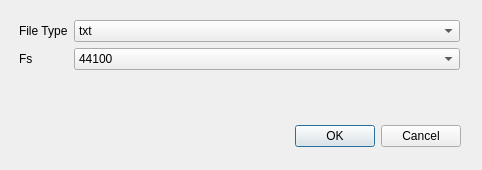
Old version of the form src/main/python/ui/loadMeasurements.ui in the repository 3ll3d00d/pypolarmap.
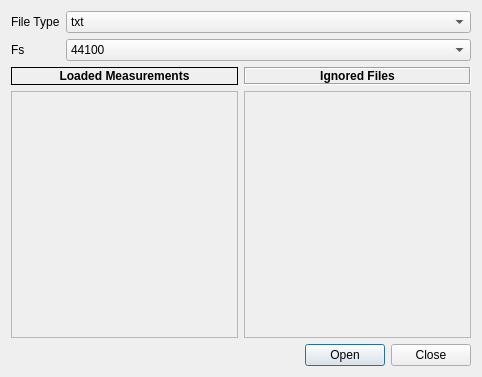
New version of the form.

Commit message:
provide a way to see what happens if we fail to load some data for some reason
add a log viewer and a dialog for unexpected exceptions

Diff of the .ui file:
```diff
--- a/src/main/python/ui/loadMeasurements.ui
+++ b/src/main/python/ui/loadMeasurements.ui
@@ -7,7 +7,7 @@
     <x>0</x>
     <y>0</y>
     <width>482</width>
-    <height>170</height>
+    <height>377</height>
    </rect>
   </property>
   <property name="windowTitle">
@@ -16,31 +16,18 @@
   <property name="modal">
    <bool>true</bool>
   </property>
+  <layout class="QGridLayout" name="gridLayout" rowstretch="0,0,0,0,0,0" columnstretch="0">
+   <item row="5" column="0">
   <widget class="QDialogButtonBox" name="buttonBox">
-   <property name="geometry">
-    <rect>
-     <x>120</x>
-     <y>120</y>
-     <width>341</width>
-     <height>32</height>
-    </rect>
-   </property>
    <property name="orientation">
     <enum>Qt::Horizontal</enum>
    </property>
    <property name="standardButtons">
-    <set>QDialogButtonBox::Cancel|QDialogButtonBox::Ok</set>
-   </property>
-  </widget>
-  <widget class="QWidget" name="formLayoutWidget">
-   <property name="geometry">
-    <rect>
-     <x>19</x>
-     <y>20</y>
-     <width>441</width>
-     <height>81</height>
-    </rect>
-   </property>
+      <set>QDialogButtonBox::Close|QDialogButtonBox::Open</set>
+     </property>
+    </widget>
+   </item>
+   <item row="0" column="0">
    <layout class="QFormLayout" name="formLayout">
     <item row="0" column="0">
      <widget class="QLabel" name="label_2">
@@ -93,7 +80,7 @@
     <item row="2" column="1">
      <widget class="QComboBox" name="fs">
       <property name="currentText">
-       <string>48000</string>
+        <string>44100</string>
       </property>
       <item>
        <property name="text">
@@ -113,7 +100,70 @@
      </widget>
     </item>
    </layout>
-  </widget>
+   </item>
+   <item row="1" column="0">
+    <layout class="QGridLayout" name="gridLayout_2">
+     <item row="1" column="0">
+      <widget class="QPlainTextEdit" name="loadedFiles">
+       <property name="enabled">
+        <bool>false</bool>
+       </property>
+       <property name="readOnly">
+        <bool>true</bool>
+       </property>
+      </widget>
+     </item>
+     <item row="1" column="1">
+      <widget class="QPlainTextEdit" name="ignoredFiles">
+       <property name="enabled">
+        <bool>false</bool>
+       </property>
+      </widget>
+     </item>
+     <item row="0" column="0">
+      <widget class="QLabel" name="label">
+       <property name="font">
+        <font>
+         <weight>75</weight>
+         <bold>true</bold>
+        </font>
+       </property>
+       <property name="frameShape">
+        <enum>QFrame::Box</enum>
+       </property>
+       <property name="text">
+        <string>Loaded Measurements</string>
+       </property>
+       <property name="alignment">
+        <set>Qt::AlignCenter</set>
+       </property>
+      </widget>
+     </item>
+     <item row="0" column="1">
+      <widget class="QLabel" name="label_3">
+       <property name="font">
+        <font>
+         <weight>75</weight>
+         <bold>true</bold>
+        </font>
+       </property>
+       <property name="frameShape">
+        <enum>QFrame::Box</enum>
+       </property>
+       <property name="frameShadow">
+        <enum>QFrame::Sunken</enum>
+       </property>
+       <property name="text">
+        <string>Ignored Files</string>
+       </property>
+       <property name="alignment">
+        <set>Qt::AlignCenter</set>
+       </property>
+      </widget>
+     </item>
+    </layout>
+   </item>
+  </layout>
  </widget>
  <resources/>
  <connections>
```
Lines whose indentation alone changed are shown as unchanged. The commit also changes 12 other files.
